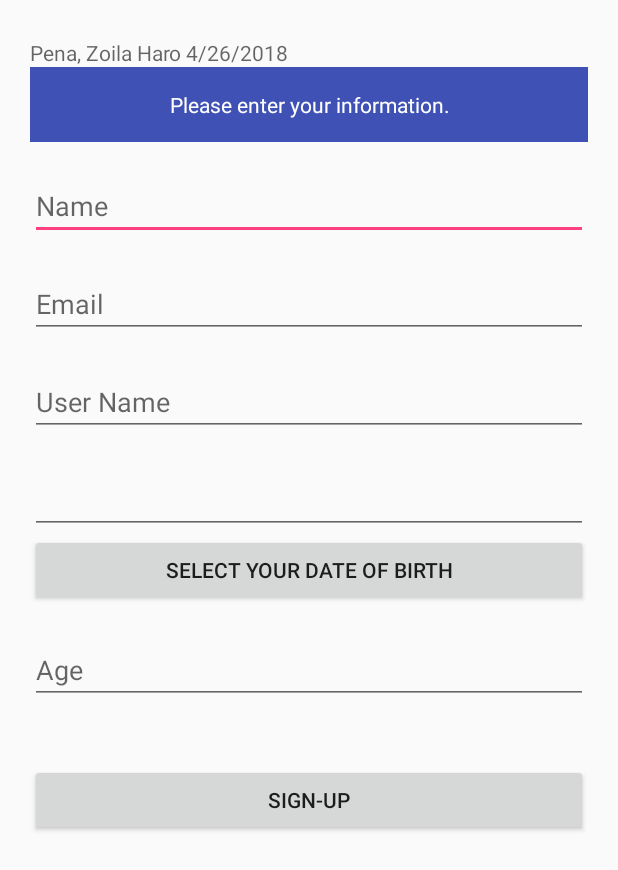
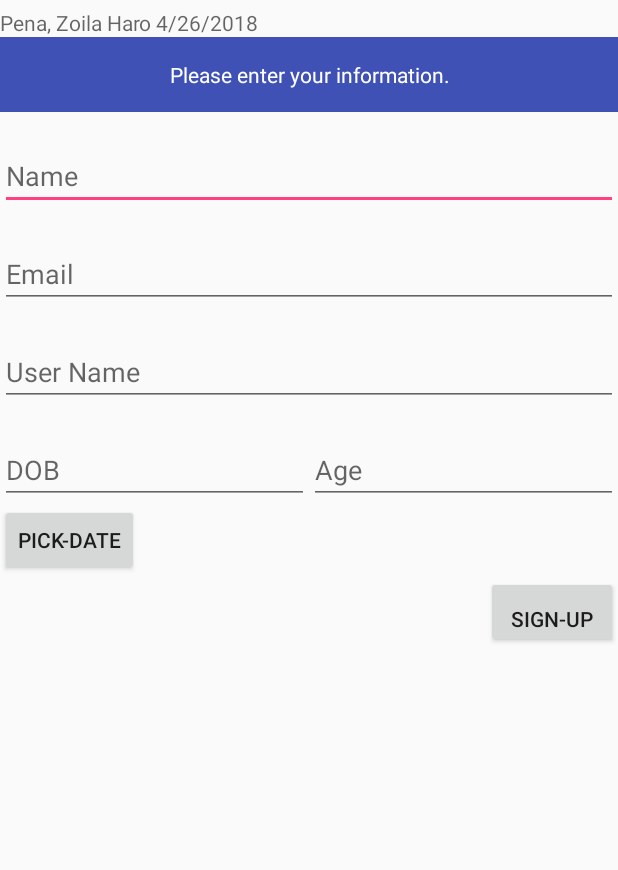
Before and after one commit to zoilaharo/MyApp, an Android app: the screen it shows after launch (MainActivity), on a phone screen of 412 x 824 dp. Shown: the top 870 px of the screen. Run offline under Robolectric (Android 15) with nearby library versions, the phone set to English and light mode, and no system bars.

Commit message:
Assig 3 - final

```diff
--- a/app/src/main/res/layout/activity_main.xml
+++ b/app/src/main/res/layout/activity_main.xml
@@ -1,13 +1,15 @@
 <?xml version="1.0" encoding="utf-8"?>
 <ScrollView xmlns:android="http://schemas.android.com/apk/res/android"
     android:layout_width="match_parent"
-    android:layout_height="match_parent">
+    android:layout_height="match_parent"
+    xmlns:tools="http://schemas.android.com/tools">
 
     <LinearLayout
+        android:id="@+id/relativeLayout"
         android:layout_width="match_parent"
         android:layout_height="wrap_content"
-        android:orientation="vertical"
-        android:padding="20dp">
+        tools:context=".MainActivity"
+        android:orientation="vertical">
 
         <TextView
             android:id="@+id/myinfo_edittext"
@@ -52,6 +54,11 @@
             android:hint="@string/username"
             android:imeOptions="flagNoExtractUi"/>
 
+            <LinearLayout
+                android:layout_width="match_parent"
+                android:layout_height="wrap_content"
+                android:orientation="horizontal"
+                android:weightSum="2">
 
                 <EditText
                     android:id="@+id/birthday_edittext"
@@ -59,15 +66,9 @@
                     android:layout_height="wrap_content"
                     android:inputType="date"
                     android:layout_marginTop="@dimen/textview_top20"
-            android:imeOptions="flagNoExtractUi"/>
-
-        <Button
-            android:id="@+id/datePickerDialogButton"
-            android:layout_width="match_parent"
-            android:layout_height="wrap_content"
-            android:text="@string/selectdate"
+                    android:hint="@string/dob"
+                    android:imeOptions="flagNoExtractUi"
                     android:layout_weight="1"/>
-
 
                 <EditText
                     android:id="@+id/age_edittext"
@@ -76,25 +77,25 @@
                     android:inputType="date"
                     android:layout_marginTop="@dimen/textview_top20"
                     android:hint="@string/age"
-            android:imeOptions="flagNoExtractUi"/>
+                    android:imeOptions="flagNoExtractUi"
+                    android:layout_weight="1"/>
+            </LinearLayout>
 
-        <LinearLayout
-            android:layout_width="match_parent"
+
+
+            <Button
+            android:id="@+id/datePickerDialogButton"
+            android:layout_width="wrap_content"
             android:layout_height="wrap_content"
-            android:orientation="horizontal"
-            android:layout_marginTop="@dimen/textview_top20"
-            android:gravity="center_vertical">
-
-        </LinearLayout>
+            android:text="@string/pickdate"
+            />
 
             <Button
                 android:id="@+id/signup_button"
-            android:layout_width="match_parent"
+                android:layout_width="wrap_content"
                 android:layout_height="wrap_content"
-            android:paddingTop="@dimen/textview_top10"
-            android:paddingBottom="@dimen/textview_top10"
-            android:layout_marginTop="@dimen/textview_top20"
-            android:gravity="center"
+                android:layout_gravity="end"
+                android:gravity="center_horizontal|bottom"
             android:text="@string/signup" android:onClick="onClick"/>
 
         </LinearLayout>
--- a/app/src/main/res/values/strings.xml
+++ b/app/src/main/res/values/strings.xml
@@ -23,7 +23,7 @@
     <string name="no_field_can_be_empty">No field can be empty</string>
     <string name="here_is_values">Here is values: %1$s</string>
     <string name="getdate">Get Date</string>
-    <string name="selectdate">Select your date of birth</string>
+    <string name="pickdate">Pick-Date</string>
     <string name="select">Select Date</string>
     <string name="main">Main</string>
     <string name="confirmation">Confirmation Page</string>
```
Also changed, not shown: 1 other file. Lines whose indentation alone changed are shown as unchanged.
